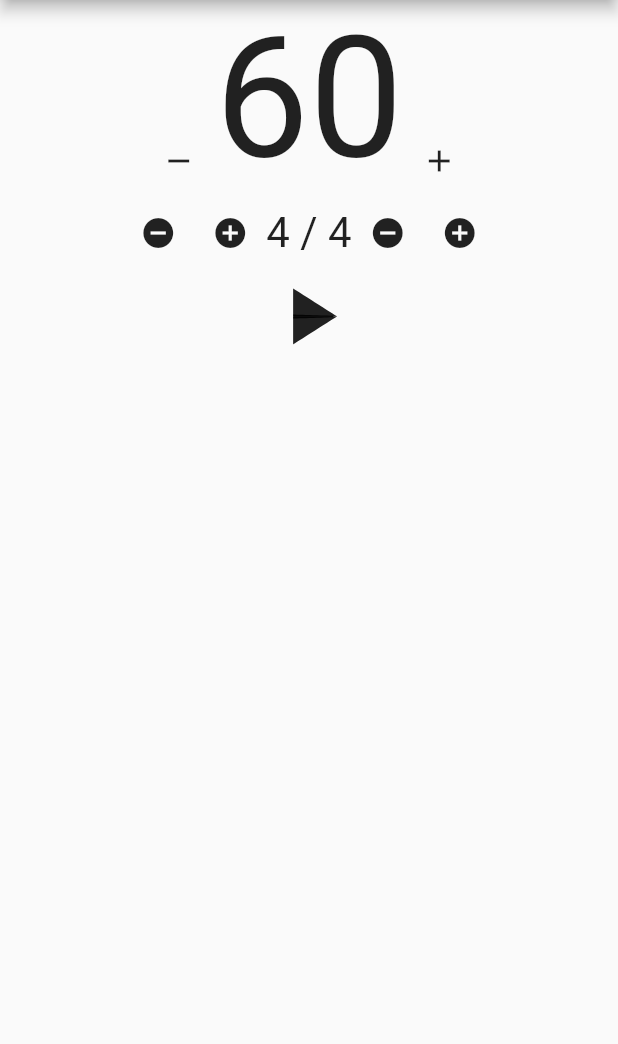
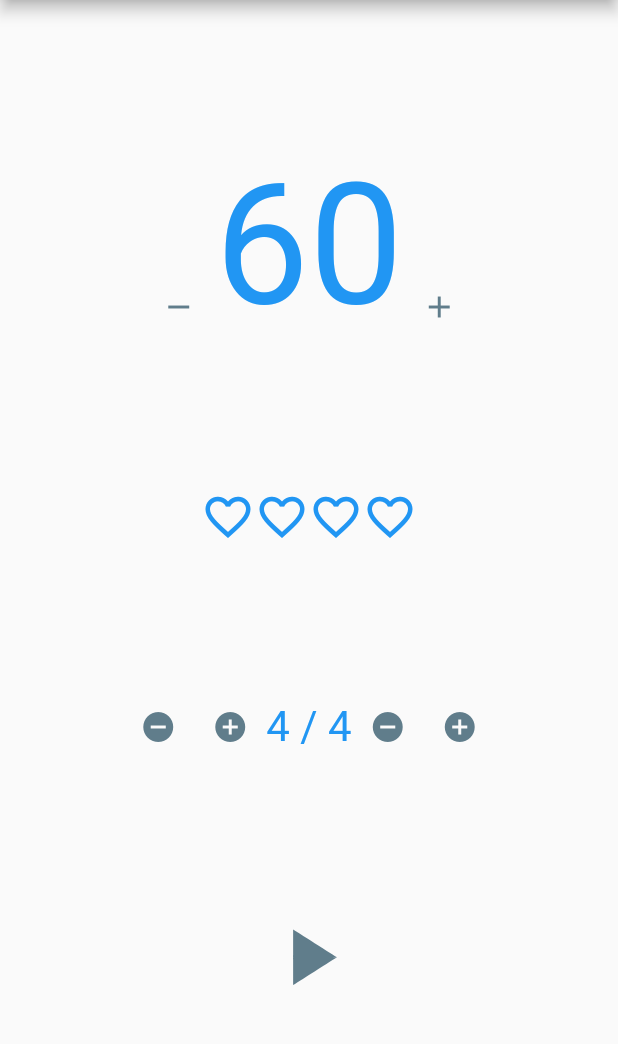
Before and after one commit to mzlogin/guitar_assistant, a Flutter app: the screen it shows after launch, on a phone screen of 412 x 824 dp, the part 84-1128 px from its top. Run offline on Flutter 3.47's test engine with Material 2 defaults, Android fonts, the light colour scheme and no system bars; our stand-ins replace audioplayers.

Commit message:
调整 UI，发布 1.0.0 版本

```diff
--- a/lib/main.dart
+++ b/lib/main.dart
@@ -16,6 +16,9 @@
       title: '吉他助手',
       theme: ThemeData(
         primarySwatch: Colors.blue,
+        textTheme: const TextTheme(
+          bodyText2: TextStyle(color: Colors.blue)
+        )
       ),
       home: const MyHomePage(title: '吉他助手'),
     );
@@ -186,24 +189,29 @@
         title: Text(widget.title),
       ),
       body: Column(
+        mainAxisAlignment: MainAxisAlignment.spaceEvenly,
         children: [
           Row(
             mainAxisAlignment: MainAxisAlignment.center,
             crossAxisAlignment: CrossAxisAlignment.end,
             children: [
-              IconButton(onPressed: _decrementBeatsPerMinute, icon: const Icon(Icons.remove)),
+              IconButton(onPressed: _decrementBeatsPerMinute, icon: const Icon(Icons.remove, color: Colors.blueGrey,)),
               Text('$_beatsPerMinute', textScaleFactor: 8,),
-              IconButton(onPressed: _incrementBeatsPerMinute, icon: const Icon(Icons.add)),
+              IconButton(onPressed: _incrementBeatsPerMinute, icon: const Icon(Icons.add, color: Colors.blueGrey,)),
             ],
           ),
           Row(
             mainAxisAlignment: MainAxisAlignment.center,
+            children: _indicators(),
+          ),
+          Row(
+            mainAxisAlignment: MainAxisAlignment.center,
             children: [
-              IconButton(onPressed: _decrementBeatsPerMeasure, icon: const Icon(Icons.remove_circle)),
-              IconButton(onPressed: _incrementBeatsPerMeasure, icon: const Icon(Icons.add_circle)),
+              IconButton(onPressed: _decrementBeatsPerMeasure, icon: const Icon(Icons.remove_circle, color: Colors.blueGrey,)),
+              IconButton(onPressed: _incrementBeatsPerMeasure, icon: const Icon(Icons.add_circle, color: Colors.blueGrey,)),
               Text('$_beatsPerMeasure / $_oneBeat', textScaleFactor: 2,),
-              IconButton(onPressed: _decrementOneBeat, icon: const Icon(Icons.remove_circle)),
-              IconButton(onPressed: _incrementOneBeat, icon: const Icon(Icons.add_circle)),
+              IconButton(onPressed: _decrementOneBeat, icon: const Icon(Icons.remove_circle, color: Colors.blueGrey,)),
+              IconButton(onPressed: _incrementOneBeat, icon: const Icon(Icons.add_circle, color: Colors.blueGrey,)),
             ],
           ),
           InkWell(
@@ -211,6 +219,7 @@
               icon: AnimatedIcons.play_pause,
               progress: _animationController,
               size: 64,
+              color: Colors.blueGrey,
             ),
             onTap: _switchPlayingState,
           )
@@ -218,4 +227,19 @@
       )
     );
   }
+
+  List<Widget> _indicators() {
+    final int currentBeatIndex = _currentStep % _beatsPerMeasure;
+    List<Widget> result = <Widget>[];
+    for (int i = 0; i < _beatsPerMeasure; i++) {
+      result.add(Icon(
+        (_isPlaying && currentBeatIndex == i)
+            ? Icons.favorite
+            : Icons.favorite_border,
+        color: Colors.blue,
+        size: 36,
+      ));
+    }
+    return result;
+  }
 }
```
Also changed, not shown: 5 other files.
